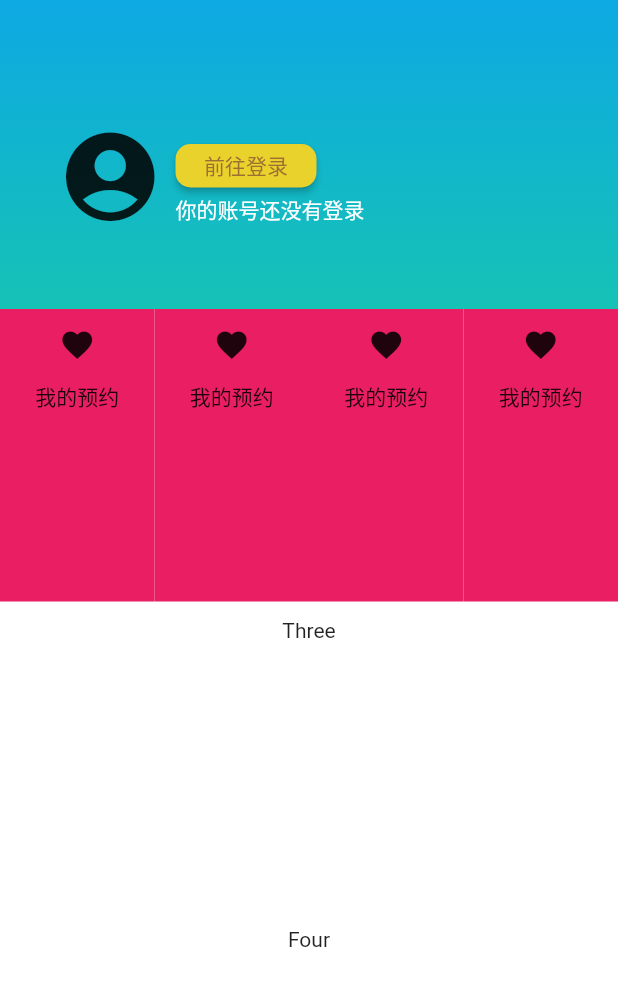
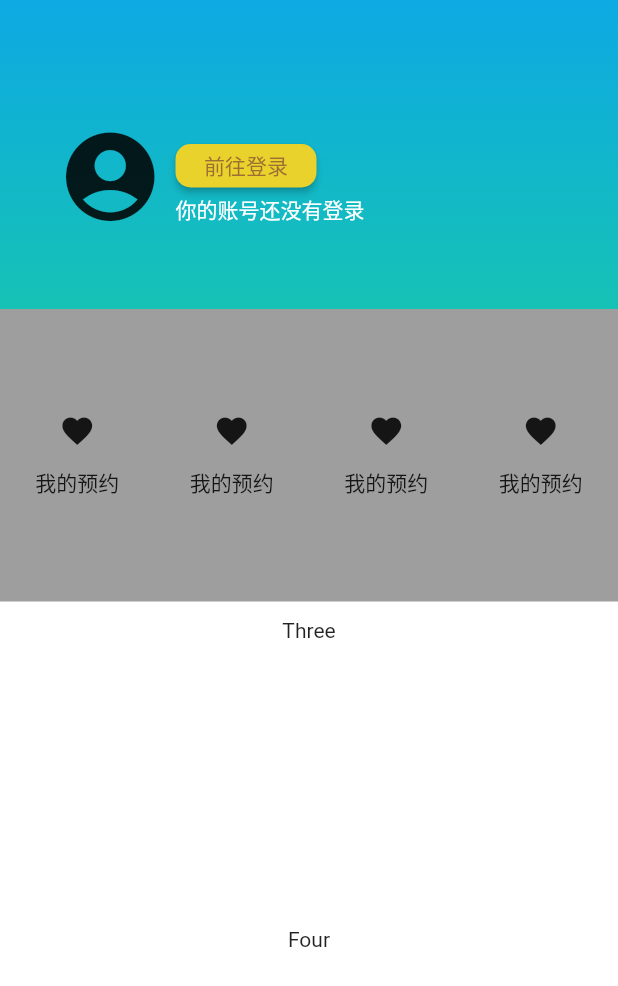
Before and after one commit to wcyycwqie/flutter-demo-nwLogin, a Flutter app: the screen it shows after launch, on a phone screen of 412 x 824 dp. Shown: the top 986 px of the screen. Run offline on Flutter 3.47's test engine with Material 2 defaults, Android fonts, the phone set to English and light mode, and no system bars.

Commit message:
midbar layout

```diff
--- a/lib/main.dart
+++ b/lib/main.dart
@@ -138,53 +138,46 @@ class MidBar extends StatelessWidget {
       margin: EdgeInsets.only(bottom: 11.0),
       width: double.infinity,
       height: 132.0,
-      color: Colors.white,
+      color: Colors.grey,
       child: new Row(
              children: <Widget>[
-          new Expanded(
-            child: new Container(
-              color: Colors.pink,
-              child: Column(
+               new Expanded(child: new Container(
+                 height: 80,
+                 child: new Column(
                    children: <Widget>[
                      new IconButton(icon: new Icon(Icons.favorite), onPressed: () {}),
                      new Text('我的预约')
                    ],
                  ),
-            ),
-          ),
-          new Expanded(
-            child: new Container(
-              color: Colors.pink,
-              child: Column(
+               )),
+               new Expanded(child: new Container(
+                 height: 80,
+                 child: new Column(
                    children: <Widget>[
                      new IconButton(icon: new Icon(Icons.favorite), onPressed: () {}),
                      new Text('我的预约')
                    ],
                  ),
-            ),
-          ),
-          new Expanded(
-            child: new Container(
-              color: Colors.pink,
-              child: Column(
+               )),
+               new Expanded(child: new Container(
+                 height: 80,
+                 child: new Column(
                    children: <Widget>[
                      new IconButton(icon: new Icon(Icons.favorite), onPressed: () {}),
                      new Text('我的预约')
                    ],
                  ),
-            ),
-          ),
-          new Expanded(
-            child: new Container(
-              color: Colors.pink,
-              child: Column(
+               )),
+               new Expanded(child: new Container(
+                 height: 80,
+                 child: new Column(
                    children: <Widget>[
                      new IconButton(icon: new Icon(Icons.favorite), onPressed: () {}),
                      new Text('我的预约')
                    ],
                  ),
-            ),
-          ),
+               )),
+
              ],
       ),
     );
```
Lines whose indentation alone changed are shown as unchanged.
